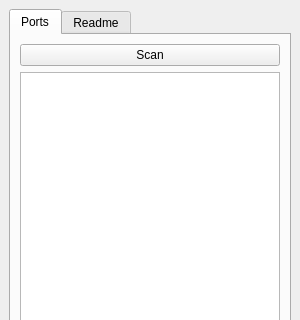
Old version of the form src/usb_port_monitor/gui/assets/gui_main.ui in the repository BenOsborne3313/usb_port_monitor; both pictures show x 0 to 300 and y 0 to 320 of the 300 by 600 pixel window.
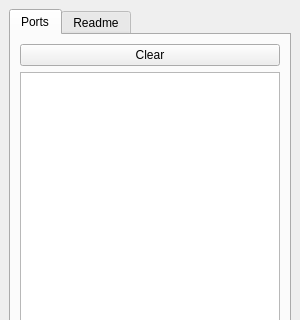
New version of the form.

Patch:
```diff
--- a/src/usb_port_monitor/gui/assets/gui_main.ui
+++ b/src/usb_port_monitor/gui/assets/gui_main.ui
@@ -34,7 +34,7 @@
         <item>
          <widget class="QPushButton" name="scan_toggle_button">
           <property name="text">
-           <string>Scan</string>
+           <string>Clear</string>
           </property>
          </widget>
         </item>
```
Left out of the diff: 2 changed lines with no effect on the pictures.
